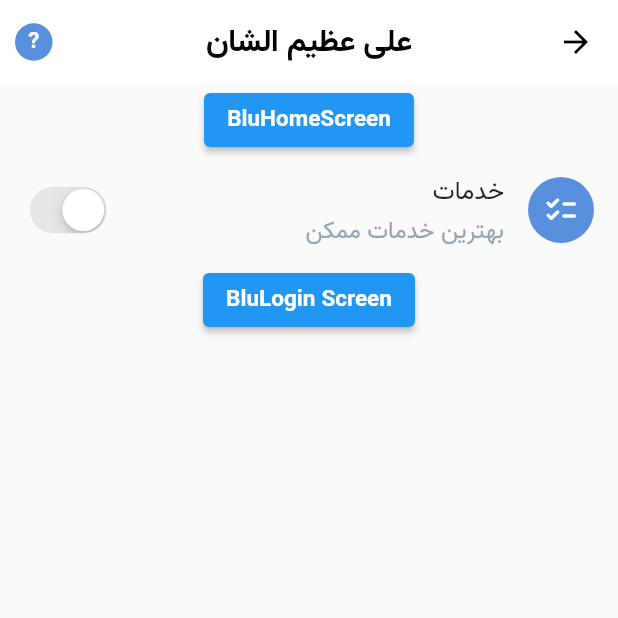
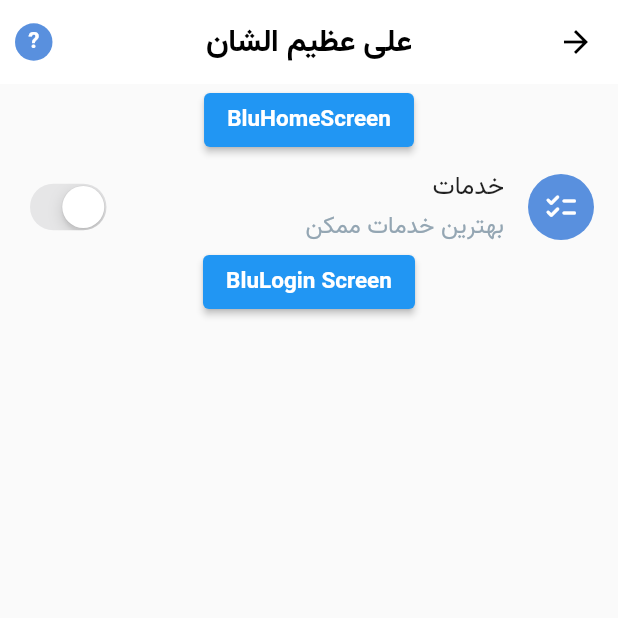
Before and after one commit to aliazimoshan/BluBank, a Flutter app: the RoyaScreen screen opened directly, on a phone screen of 412 x 824 dp, the top half of it. Run offline on Flutter 3.47's test engine with Material 2 defaults, Android fonts, the phone set to English and light mode, and no system bars; our stand-ins replace flip_card, sliding_sheet.

Commit message:
cardSwitch face deleted, cardSwitch subtitle fixed

```diff
--- a/lib/view/widgets/cardSwitchFace.dart
+++ /dev/null
@@ -1,61 +0,0 @@
-import 'package:blubank/constant/colors.dart';
-import 'package:flutter/cupertino.dart';
-import 'package:flutter/material.dart';
-
-class CardSwitchScreen extends StatefulWidget {
-  const CardSwitchScreen({
-    Key? key,
-    required this.title,
-    this.greyicon,
-    this.color,
-    this.iconColor,
-  }) : super(key: key);
-
-  final String? title;
-  final IconData? greyicon;
-  final Color? color;
-  final Color? iconColor;
-  @override
-  _CardSwitchScreenState createState() => _CardSwitchScreenState();
-}
-
-class _CardSwitchScreenState extends State<CardSwitchScreen> {
-  bool isSwitched = false;
-  @override
-  Widget build(BuildContext context) {
-    return Directionality(
-      textDirection: TextDirection.rtl,
-      child: Column(
-        children: [
-          ListTile(
-            title: Text(
-              widget.title ?? "",
-            ),
-            leading: Container(
-              decoration: BoxDecoration(
-                color: widget.color ?? BluColor.primaryColor,
-                shape: BoxShape.circle,
-              ),
-              child: Padding(
-                padding: const EdgeInsets.all(10),
-                child: Icon(
-                  widget.greyicon,
-                  color: widget.iconColor ?? Colors.blueGrey[500],
-                ),
-              ),
-            ),
-            trailing: CupertinoSwitch(
-              value: isSwitched,
-              onChanged: (value) {
-                setState(() {
-                  isSwitched = value;
-                });
-              },
-              activeColor: Colors.green,
-            ),
-          ),
-        ],
-      ),
-    );
-  }
-}
--- a/lib/view/widgets/cardSwitch_widget.dart
+++ b/lib/view/widgets/cardSwitch_widget.dart
@@ -6,7 +6,7 @@ class CardSwitchScreen extends StatefulWidget {
   const CardSwitchScreen({
     Key? key,
     required this.title,
-    required this.subtitle,
+    this.subtitle,
     this.greyicon,
     this.color,
     this.iconColor,
@@ -25,12 +25,22 @@ class _CardSwitchScreenState extends State<CardSwitchScreen> {
   bool isSwitched = false;
   @override
   Widget build(BuildContext context) {
-    return Directionality(
-      textDirection: TextDirection.rtl,
-      child: Column(
+    return Container(
+      height: 60,
+      child: ListTile(
+        title: Column(
+          mainAxisAlignment: MainAxisAlignment.center,
+          crossAxisAlignment: CrossAxisAlignment.start,
           children: [
-          ListTile(
-            title: Text(widget.title ?? ""),
+            Text(widget.title ?? ""),
+            widget.subtitle != null
+                ? Text(
+                    widget.subtitle ?? "",
+                    style: TextStyle(fontSize: 16, color: BluColor.textgray),
+                  )
+                : Container()
+          ],
+        ),
         leading: Container(
           decoration: BoxDecoration(
             color: widget.color ?? BluColor.primaryColor,
@@ -53,12 +63,6 @@ class _CardSwitchScreenState extends State<CardSwitchScreen> {
           },
           activeColor: Colors.green,
         ),
-            subtitle: Text(
-              widget.subtitle ?? "",
-              style: TextStyle(fontSize: 16, color: BluColor.textgray),
-            ),
-          ),
-        ],
       ),
     );
   }
```
Lines whose indentation alone changed are shown as unchanged.
